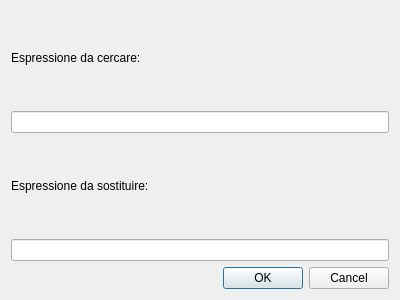
The window that forms/regex_replace.ui (zorbaproject/Bran) describes before a commit, drawn with Qt 5.
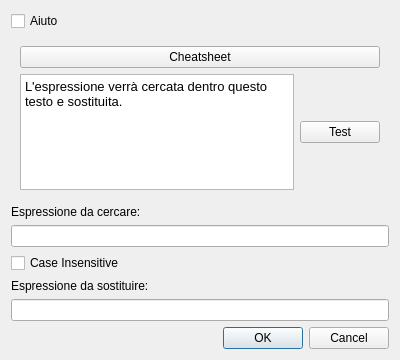
The same window after the commit.

The edit to the form file:
```diff
--- a/forms/regex_replace.ui
+++ b/forms/regex_replace.ui
@@ -7,13 +7,55 @@
     <x>0</x>
     <y>0</y>
     <width>400</width>
-    <height>300</height>
+    <height>360</height>
    </rect>
   </property>
   <property name="windowTitle">
    <string>Dialog</string>
   </property>
   <layout class="QVBoxLayout" name="verticalLayout">
+   <item>
+    <widget class="QCheckBox" name="aiutocb">
+     <property name="text">
+      <string>Aiuto</string>
+     </property>
+    </widget>
+   </item>
+   <item>
+    <widget class="QWidget" name="aiutowid" native="true">
+     <layout class="QVBoxLayout" name="aiuto">
+      <item>
+       <widget class="QPushButton" name="cheat">
+        <property name="text">
+         <string>Cheatsheet</string>
+        </property>
+       </widget>
+      </item>
+      <item>
+       <layout class="QHBoxLayout" name="horizontalLayout">
+        <item>
+         <widget class="QTextEdit" name="test">
+          <property name="html">
+           <string>&lt;!DOCTYPE HTML PUBLIC &quot;-//W3C//DTD HTML 4.0//EN&quot; &quot;http://www.w3.org/TR/REC-html40/strict.dtd&quot;&gt;
+&lt;html&gt;&lt;head&gt;&lt;meta name=&quot;qrichtext&quot; content=&quot;1&quot; /&gt;&lt;style type=&quot;text/css&quot;&gt;
+p, li { white-space: pre-wrap; }
+&lt;/style&gt;&lt;/head&gt;&lt;body style=&quot; font-family:'Noto Sans'; font-size:10pt; font-weight:400; font-style:normal;&quot;&gt;
+&lt;p style=&quot; margin-top:0px; margin-bottom:0px; margin-left:0px; margin-right:0px; -qt-block-indent:0; text-indent:0px;&quot;&gt;L'espressione verrà cercata dentro questo testo e sostituita.&lt;/p&gt;&lt;/body&gt;&lt;/html&gt;</string>
+          </property>
+         </widget>
+        </item>
+        <item>
+         <widget class="QPushButton" name="dotest">
+          <property name="text">
+           <string>Test</string>
+          </property>
+         </widget>
+        </item>
+       </layout>
+      </item>
+     </layout>
+    </widget>
+   </item>
    <item>
     <widget class="QLabel" name="label_2">
      <property name="text">
@@ -24,6 +66,13 @@
    <item>
     <widget class="QLineEdit" name="orig"/>
    </item>
+   <item>
+    <widget class="QCheckBox" name="ignorecase">
+     <property name="text">
+      <string>Case Insensitive</string>
+     </property>
+    </widget>
+   </item>
    <item>
     <widget class="QLabel" name="label">
      <property name="text">
```
